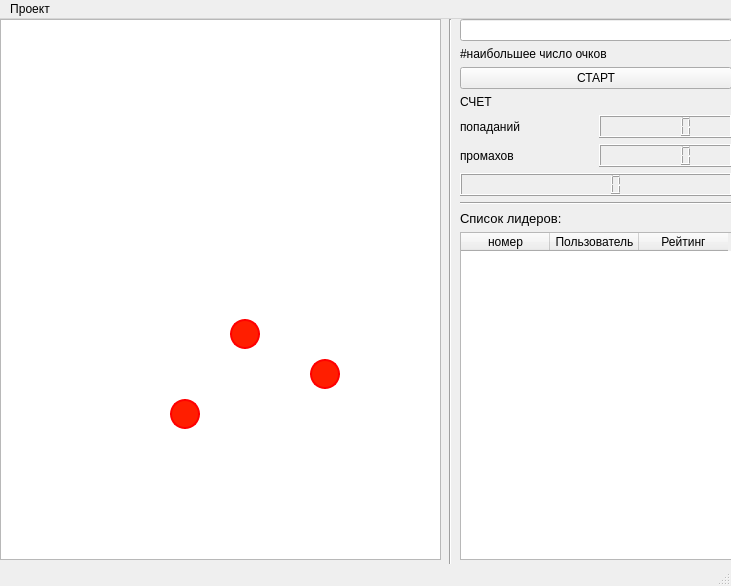
Old version of the form проект.ui in the repository AnixGaztull/PyQT5.
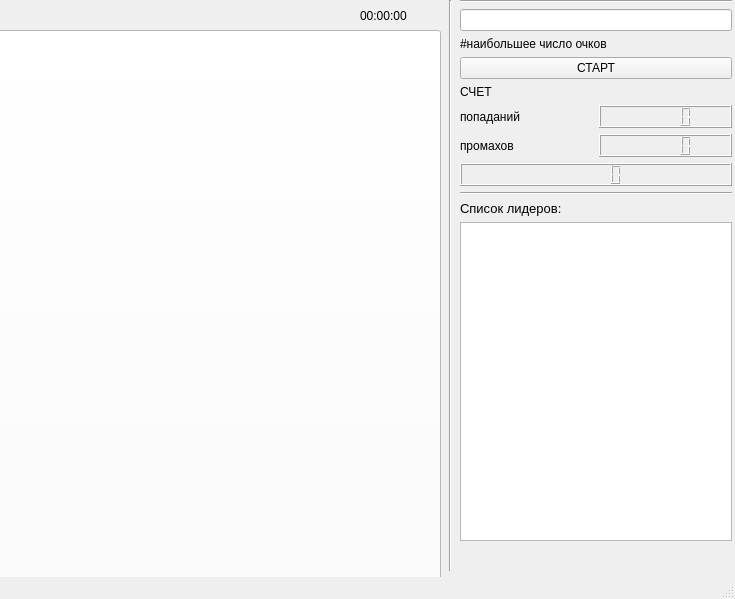
New version of the form.

```diff
--- a/проект.ui
+++ b/проект.ui
@@ -6,16 +6,10 @@
    <rect>
     <x>0</x>
     <y>0</y>
-    <width>731</width>
-    <height>586</height>
+    <width>735</width>
+    <height>599</height>
    </rect>
   </property>
-  <property name="maximumSize">
-   <size>
-    <width>731</width>
-    <height>586</height>
-   </size>
-  </property>
   <property name="mouseTracking">
    <bool>false</bool>
   </property>
@@ -40,7 +34,14 @@
     </property>
     <layout class="QVBoxLayout" name="main_layot">
      <item>
-      <widget class="QLineEdit" name="lineEdit">
+      <widget class="Line" name="line_3">
+       <property name="orientation">
+        <enum>Qt::Horizontal</enum>
+       </property>
+      </widget>
+     </item>
+     <item>
+      <widget class="QLineEdit" name="input_name">
        <property name="mouseTracking">
         <bool>true</bool>
        </property>
@@ -119,54 +120,10 @@
       </widget>
      </item>
      <item>
-      <widget class="QTableWidget" name="tableWidget">
-       <property name="columnCount">
-        <number>3</number>
-       </property>
-       <attribute name="horizontalHeaderDefaultSectionSize">
-        <number>89</number>
-       </attribute>
-       <attribute name="horizontalHeaderHighlightSections">
-        <bool>false</bool>
-       </attribute>
-       <attribute name="verticalHeaderHighlightSections">
-        <bool>true</bool>
-       </attribute>
-       <column>
-        <property name="text">
-         <string>номер</string>
-        </property>
-       </column>
-       <column>
-        <property name="text">
-         <string>Пользователь</string>
-        </property>
-       </column>
-       <column>
-        <property name="text">
-         <string>Рейтинг</string>
-        </property>
-       </column>
-      </widget>
+      <widget class="QListWidget" name="listWidget"/>
      </item>
     </layout>
    </widget>
-   <widget class="QListWidget" name="trainer">
-    <property name="geometry">
-     <rect>
-      <x>0</x>
-      <y>0</y>
-      <width>441</width>
-      <height>541</height>
-     </rect>
-    </property>
-    <property name="cursor" stdset="0">
-     <cursorShape>CrossCursor</cursorShape>
-    </property>
-    <property name="styleSheet">
-     <string notr="true">color: rgb(255, 0, 0);</string>
-    </property>
-   </widget>
    <widget class="Line" name="line">
     <property name="geometry">
      <rect>
@@ -180,74 +137,33 @@
      <enum>Qt::Vertical</enum>
     </property>
    </widget>
-   <widget class="QCommandLinkButton" name="commandLinkButton">
+   <widget class="QPushButton" name="f_btn">
     <property name="geometry">
      <rect>
-      <x>-200</x>
-      <y>310</y>
-      <width>185</width>
-      <height>41</height>
+      <x>-20</x>
+      <y>30</y>
+      <width>461</width>
+      <height>551</height>
      </rect>
     </property>
-    <property name="text">
-     <string>CommandLinkButton</string>
-    </property>
-   </widget>
-   <widget class="QPushButton" name="pushButton_10">
-    <property name="geometry">
-     <rect>
-      <x>230</x>
-      <y>300</y>
-      <width>30</width>
-      <height>30</height>
-     </rect>
-    </property>
-    <property name="cursor">
-     <cursorShape>CrossCursor</cursorShape>
-    </property>
     <property name="styleSheet">
-     <string notr="true">border-radius : 15px; background: rgb(255, 30, 0); border: 2px solid rgb(255, 0, 0);</string>
+     <string notr="true">background: rgb(255, 255, 255)</string>
     </property>
     <property name="text">
      <string/>
     </property>
    </widget>
-   <widget class="QPushButton" name="pushButton_12">
+   <widget class="QLabel" name="timeForPlayer">
     <property name="geometry">
      <rect>
-      <x>310</x>
-      <y>340</y>
-      <width>30</width>
-      <height>30</height>
+      <x>360</x>
+      <y>0</y>
+      <width>81</width>
+      <height>31</height>
      </rect>
     </property>
-    <property name="cursor">
-     <cursorShape>CrossCursor</cursorShape>
-    </property>
-    <property name="styleSheet">
-     <string notr="true">border-radius : 15px; background: rgb(255, 30, 0); border: 2px solid rgb(255, 0, 0);</string>
-    </property>
     <property name="text">
-     <string/>
-    </property>
-   </widget>
-   <widget class="QPushButton" name="pushButton_13">
-    <property name="geometry">
-     <rect>
-      <x>170</x>
-      <y>380</y>
-      <width>30</width>
-      <height>30</height>
-     </rect>
-    </property>
-    <property name="cursor">
-     <cursorShape>CrossCursor</cursorShape>
-    </property>
-    <property name="styleSheet">
-     <string notr="true">border-radius : 15px; background: rgb(255, 30, 0); border: 2px solid rgb(255, 0, 0);</string>
-    </property>
-    <property name="text">
-     <string/>
+     <string>00:00:00</string>
     </property>
    </widget>
   </widget>
@@ -256,16 +172,10 @@
     <rect>
      <x>0</x>
      <y>0</y>
-     <width>731</width>
+     <width>735</width>
      <height>21</height>
     </rect>
    </property>
-   <widget class="QMenu" name="menu">
-    <property name="title">
-     <string>Проект</string>
-    </property>
-   </widget>
-   <addaction name="menu"/>
   </widget>
   <widget class="QStatusBar" name="statusbar"/>
  </widget>
```
Left out of the diff: 11 changed lines with no effect on the pictures.
